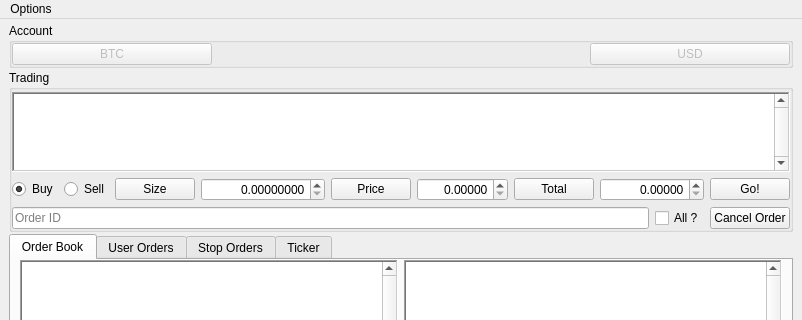
genbtc/goxgui, file goxgui/ui/main_window.ui: the form before one commit; both pictures show x 0 to 802 and y 0 to 320 of the 802 by 701 pixel window.
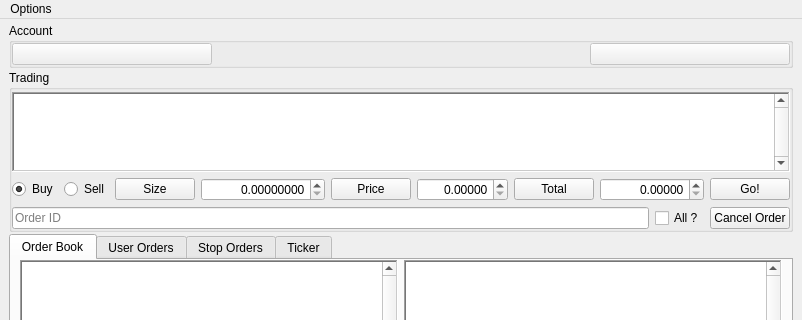
The form after the commit.

What changed in the file:
```diff
--- a/goxgui/ui/main_window.ui
+++ b/goxgui/ui/main_window.ui
@@ -82,9 +82,6 @@
            <property name="toolTip">
             <string>Push to use this value</string>
            </property>
-           <property name="text">
-            <string>BTC</string>
-           </property>
           </widget>
          </item>
          <item>
@@ -137,9 +134,6 @@
            <property name="toolTip">
             <string>Push to use this value</string>
            </property>
-           <property name="text">
-            <string>USD</string>
-           </property>
           </widget>
          </item>
         </layout>
```
Left out of the diff: 4 changed lines with no effect on the pictures.
